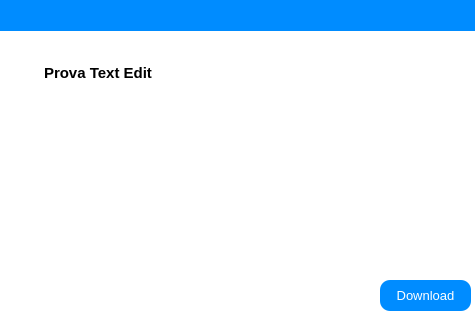
Old version of the form view/recap_info_window.ui in the repository ISacchitella/MicroOne_v1.1.
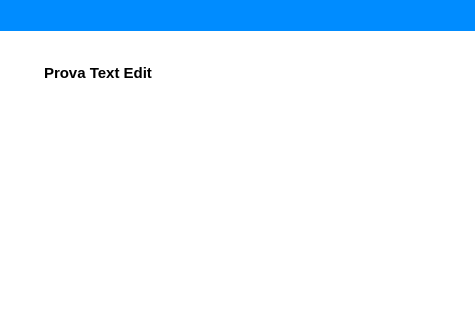
New version of the form. Icons and pictures are not drawn.

The edit to the form file:
```diff
--- a/view/recap_info_window.ui
+++ b/view/recap_info_window.ui
@@ -50,8 +50,8 @@
     <rect>
      <x>20</x>
      <y>20</y>
-     <width>441</width>
-     <height>231</height>
+     <width>480</width>
+     <height>320</height>
     </rect>
    </property>
    <property name="frameShape">
@@ -68,8 +68,8 @@
      <rect>
       <x>0</x>
       <y>0</y>
-      <width>441</width>
-      <height>231</height>
+      <width>480</width>
+      <height>320</height>
      </rect>
     </property>
     <widget class="QTextEdit" name="recap_info_text_edit">
```
